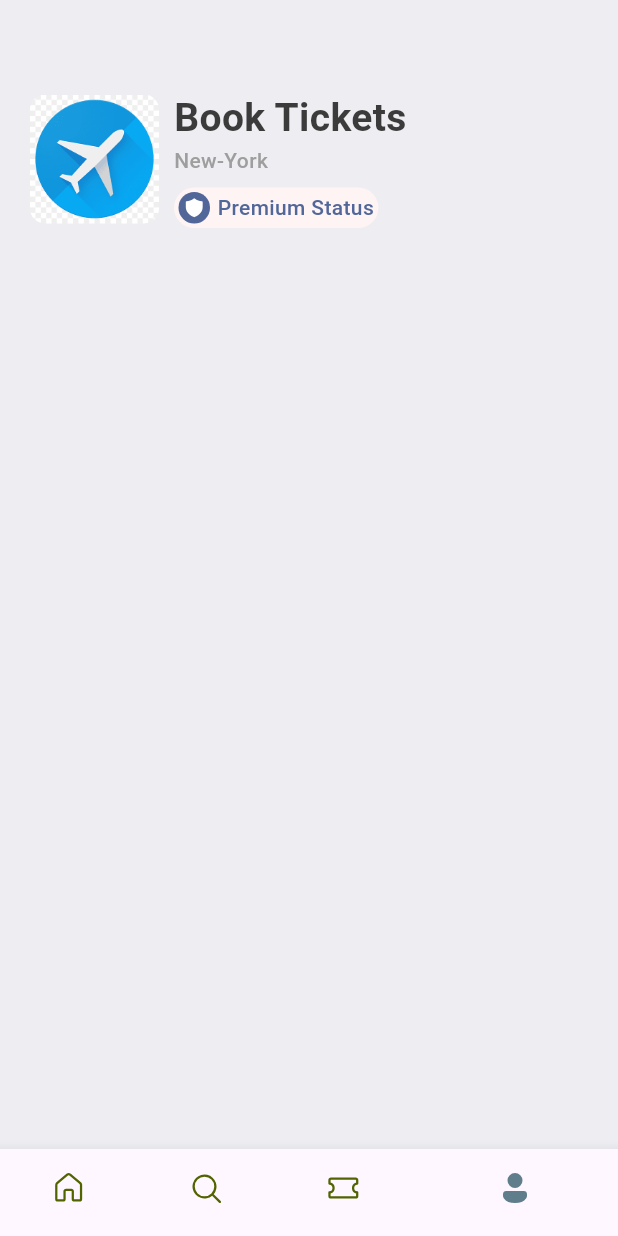
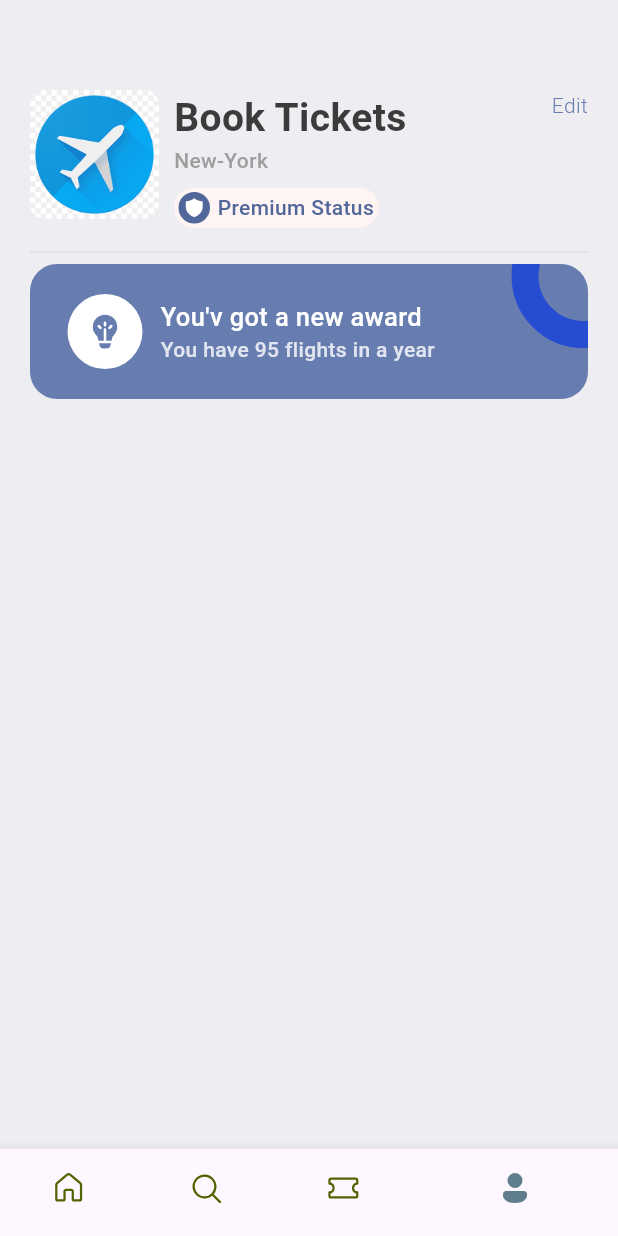
Before and after one commit to AK1239/Ticket-App, a Flutter app: the screen it shows after launch, item 4 of the bottom bar chosen, on a phone screen of 412 x 824 dp. Run offline on Flutter 3.47's test engine with Material 3 defaults, Android fonts, the phone set to English and light mode, and no system bars; our stand-ins replace barcode_widget, fluentui_icons.

Commit message:
continued with profile

```diff
--- /dev/null
+++ b/lib/base/widgets/heading_text.dart
@@ -0,0 +1,24 @@
+import 'package:flutter/material.dart';
+import 'package:ticket_app/base/res/styles/app_styles.dart';
+
+class HeadingText extends StatelessWidget {
+  final String text;
+  final TextAlign align;
+  final bool? isColor;
+  const HeadingText(
+      {super.key,
+      required this.text,
+      this.align = TextAlign.start,
+      this.isColor});
+
+  @override
+  Widget build(BuildContext context) {
+    return Text(
+      text,
+      textAlign: align,
+      style: isColor == null
+          ? AppStyles.headLineStyle1.copyWith(color: Colors.white)
+          : AppStyles.headLineStyle1,
+    );
+  }
+}
--- a/lib/screens/home/home_screen.dart
+++ b/lib/screens/home/home_screen.dart
@@ -4,6 +4,7 @@ import 'package:ticket_app/base/res/media.dart';
 import 'package:ticket_app/base/res/styles/app_styles.dart';
 import 'package:ticket_app/base/utils/app_json.dart';
 import 'package:ticket_app/base/widgets/app_double_text.dart';
+import 'package:ticket_app/base/widgets/heading_text.dart';
 import 'package:ticket_app/base/widgets/ticket_view.dart';
 import 'package:ticket_app/base/utils/app_routes.dart';
 import 'package:ticket_app/screens/home/widgets/hotel.dart';
@@ -38,9 +39,9 @@ class HomeScreen extends StatelessWidget {
                           const SizedBox(
                             height: 5,
                           ),
-                          Text(
-                            'Book Tickets',
-                            style: AppStyles.headLineStyle1,
+                          const HeadingText(
+                            text: "Book Tickets",
+                            isColor: false,
                           ),
                         ],
                       ),
--- a/lib/screens/profile/profile.dart
+++ b/lib/screens/profile/profile.dart
@@ -2,6 +2,8 @@ import 'package:fluentui_icons/fluentui_icons.dart';
 import 'package:flutter/material.dart';
 import 'package:ticket_app/base/res/media.dart';
 import 'package:ticket_app/base/res/styles/app_styles.dart';
+import 'package:ticket_app/base/widgets/heading_text.dart';
+import 'package:ticket_app/base/widgets/text_style_third.dart';
 
 class ProfileScreen extends StatelessWidget {
   const ProfileScreen({super.key});
@@ -15,6 +17,7 @@ class ProfileScreen extends StatelessWidget {
         children: [
           const Padding(padding: EdgeInsets.only(top: 40)),
           Row(
+            crossAxisAlignment: CrossAxisAlignment.start,
             children: [
               Container(
                 width: 86,
@@ -22,7 +25,7 @@ class ProfileScreen extends StatelessWidget {
                 decoration: BoxDecoration(
                     borderRadius: BorderRadius.circular(10),
                     image: const DecorationImage(
-                        image: const AssetImage(AppMedia.logo))),
+                        image: AssetImage(AppMedia.logo))),
               ),
               const SizedBox(
                 width: 10,
@@ -30,9 +33,9 @@ class ProfileScreen extends StatelessWidget {
               Column(
                 crossAxisAlignment: CrossAxisAlignment.start,
                 children: [
-                  Text(
-                    "Book Tickets",
-                    style: AppStyles.headLineStyle1,
+                  const HeadingText(
+                    text: "Book Tickets",
+                    isColor: false,
                   ),
                   Text(
                     "New-York",
@@ -78,7 +81,75 @@ class ProfileScreen extends StatelessWidget {
                     ),
                   )
                 ],
+              ),
+              Expanded(child: Container()),
+              Text(
+                "Edit",
+                style: TextStyle(
+                    color: AppStyles.primaryColor, fontWeight: FontWeight.w300),
               )
+            ],
+          ),
+          const SizedBox(
+            height: 8,
+          ),
+          Divider(
+            color: Colors.grey.shade300,
+          ),
+          Stack(
+            children: [
+              Container(
+                height: 90,
+                width: double.infinity,
+                decoration: BoxDecoration(
+                    color: AppStyles.primaryColor,
+                    borderRadius: BorderRadius.circular(18)),
+              ),
+              Container(
+                padding:
+                    const EdgeInsets.symmetric(horizontal: 25, vertical: 20),
+                child: Row(
+                  children: [
+                    CircleAvatar(
+                      maxRadius: 25,
+                      backgroundColor: Colors.white,
+                      child: Icon(
+                        FluentSystemIcons.ic_fluent_lightbulb_filament_filled,
+                        color: AppStyles.primaryColor,
+                        size: 27,
+                      ),
+                    ),
+                    const SizedBox(
+                      width: 12,
+                    ),
+                    Column(
+                      crossAxisAlignment: CrossAxisAlignment.start,
+                      children: [
+                        const TextStyleThird(
+                          text: "You\'v got a new award",
+                          isColor: null,
+                        ),
+                        Text(
+                          "You have 95 flights in a year",
+                          style: TextStyle(
+                              fontWeight: FontWeight.w500,
+                              color: Colors.white.withOpacity(0.8)),
+                        )
+                      ],
+                    )
+                  ],
+                ),
+              ),
+              Positioned(
+                  top: -40,
+                  right: -45,
+                  child: Container(
+                    padding: EdgeInsets.all(30),
+                    decoration: BoxDecoration(
+                        shape: BoxShape.circle,
+                        border:
+                            Border.all(width: 18, color: Color(0xFF264CD2))),
+                  ))
             ],
           )
         ],
```
